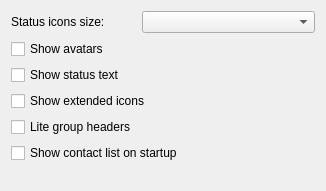
Before: the Qt Designer form core/src/corelayers/simplecontactlist/simplecontactdelegate/settings/simplecontactlistsettings.ui in euroelessar/qutim, drawn with Qt 5.
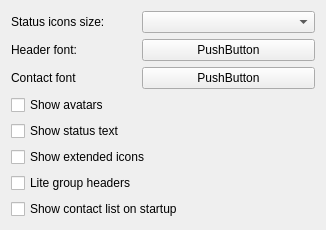
After: the same form once the commit is applied.

Commit message: Settings fonts added

What changed in the file:
```diff
--- a/core/src/corelayers/simplecontactlist/simplecontactdelegate/settings/simplecontactlistsettings.ui
+++ b/core/src/corelayers/simplecontactlist/simplecontactdelegate/settings/simplecontactlistsettings.ui
@@ -7,7 +7,7 @@
     <x>0</x>
     <y>0</y>
     <width>326</width>
-    <height>191</height>
+    <height>220</height>
    </rect>
   </property>
   <property name="windowTitle">
@@ -24,43 +24,71 @@
      </property>
     </widget>
    </item>
-   <item row="1" column="0" colspan="2">
+   <item row="0" column="1">
+    <widget class="QComboBox" name="sizesBox"/>
+   </item>
+   <item row="3" column="0" colspan="2">
     <widget class="QCheckBox" name="avatarsBox">
      <property name="text">
       <string>Show avatars</string>
      </property>
     </widget>
    </item>
-   <item row="2" column="0" colspan="2">
+   <item row="4" column="0" colspan="2">
     <widget class="QCheckBox" name="statusBox">
      <property name="text">
       <string>Show status text</string>
      </property>
     </widget>
    </item>
-   <item row="3" column="0" colspan="2">
+   <item row="5" column="0" colspan="2">
     <widget class="QCheckBox" name="extendedInfoBox">
      <property name="text">
       <string>Show extended icons</string>
      </property>
     </widget>
    </item>
-   <item row="4" column="0">
+   <item row="6" column="0">
     <widget class="QCheckBox" name="liteBox">
      <property name="text">
       <string>Lite group headers</string>
      </property>
     </widget>
    </item>
-   <item row="5" column="0" colspan="2">
+   <item row="7" column="0" colspan="2">
     <widget class="QCheckBox" name="onstartupBox">
      <property name="text">
       <string>Show contact list on startup</string>
      </property>
     </widget>
    </item>
-   <item row="0" column="1">
-    <widget class="QComboBox" name="sizesBox"/>
+   <item row="1" column="0">
+    <widget class="QLabel" name="label_2">
+     <property name="text">
+      <string>Header font:</string>
+     </property>
+    </widget>
+   </item>
+   <item row="2" column="0">
+    <widget class="QLabel" name="label_3">
+     <property name="text">
+      <string>Contact font</string>
+     </property>
+    </widget>
+   </item>
+   <item row="1" column="1">
+    <widget class="QPushButton" name="headerFontSettingsButton">
+     <property name="text">
+      <string>PushButton</string>
+     </property>
+    </widget>
+   </item>
+   <item row="2" column="1">
+    <widget class="QPushButton" name="contactFontSettingsButton">
+     <property name="text">
+      <string>PushButton</string>
+     </property>
+    </widget>
    </item>
   </layout>
  </widget>
```
The commit also changes 4 other files.
